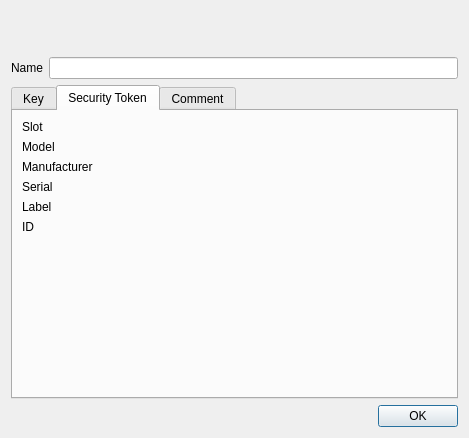
The window that ui/KeyDetail.ui (chris2511/xca) describes before a commit, drawn with Qt 5.
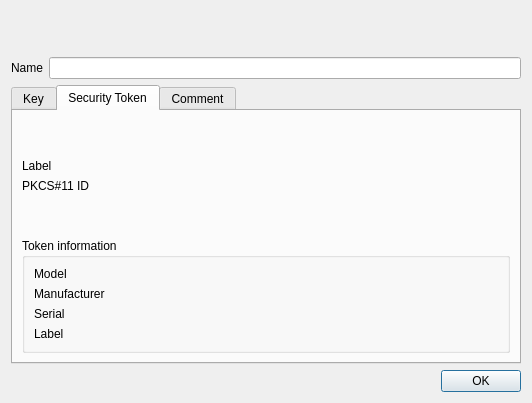
The same window after the commit. The open tabs and pages were chosen to show the change. Custom widgets are drawn as their Qt base class.

Commit message: Improve display of token information

The edit to the form file:
```diff
--- a/ui/KeyDetail.ui
+++ b/ui/KeyDetail.ui
@@ -6,8 +6,8 @@
    <rect>
     <x>0</x>
     <y>0</y>
-    <width>469</width>
-    <height>438</height>
+    <width>532</width>
+    <height>403</height>
    </rect>
   </property>
   <layout class="QVBoxLayout" name="verticalLayout_4">
@@ -219,11 +219,26 @@
       <attribute name="title">
        <string>Security Token</string>
       </attribute>
-      <layout class="QFormLayout" name="formLayout">
+      <layout class="QVBoxLayout" name="verticalLayout_5">
+       <item>
+        <spacer name="verticalSpacer_2">
+         <property name="orientation">
+          <enum>Qt::Vertical</enum>
+         </property>
+         <property name="sizeHint" stdset="0">
+          <size>
+           <width>20</width>
+           <height>33</height>
+          </size>
+         </property>
+        </spacer>
+       </item>
+       <item>
+        <layout class="QFormLayout" name="formLayout_2">
        <item row="0" column="0">
         <widget class="QLabel" name="label_5">
          <property name="text">
-          <string>Slot</string>
+            <string>Label</string>
          </property>
         </widget>
        </item>
@@ -231,59 +246,83 @@
         <widget class="CopyLabel" name="slotLabel"/>
        </item>
        <item row="1" column="0">
+          <widget class="QLabel" name="label_6">
+           <property name="text">
+            <string>PKCS#11 ID</string>
+           </property>
+          </widget>
+         </item>
+         <item row="1" column="1">
+          <widget class="CopyLabel" name="cardId"/>
+         </item>
+        </layout>
+       </item>
+       <item>
+        <spacer name="verticalSpacer">
+         <property name="orientation">
+          <enum>Qt::Vertical</enum>
+         </property>
+         <property name="sizeHint" stdset="0">
+          <size>
+           <width>20</width>
+           <height>32</height>
+          </size>
+         </property>
+        </spacer>
+       </item>
+       <item>
+        <widget class="QGroupBox" name="groupBox">
+         <property name="title">
+          <string>Token information</string>
+         </property>
+         <layout class="QFormLayout" name="formLayout">
+          <item row="0" column="0">
         <widget class="QLabel" name="label_3">
          <property name="text">
           <string>Model</string>
          </property>
         </widget>
        </item>
-       <item row="1" column="1">
+          <item row="0" column="1">
         <widget class="CopyLabel" name="cardModel"/>
        </item>
-       <item row="2" column="0">
+          <item row="1" column="0">
         <widget class="QLabel" name="label">
          <property name="text">
           <string>Manufacturer</string>
          </property>
         </widget>
        </item>
-       <item row="2" column="1">
+          <item row="1" column="1">
         <widget class="CopyLabel" name="cardManufacturer"/>
        </item>
-       <item row="3" column="0">
+          <item row="2" column="0">
         <widget class="QLabel" name="label_2">
          <property name="text">
           <string>Serial</string>
          </property>
         </widget>
        </item>
-       <item row="3" column="1">
+          <item row="2" column="1">
         <widget class="CopyLabel" name="cardSerial"/>
        </item>
-       <item row="4" column="0">
+          <item row="3" column="0">
         <widget class="QLabel" name="label_4">
          <property name="text">
           <string>Label</string>
          </property>
         </widget>
        </item>
-       <item row="4" column="1">
+          <item row="3" column="1">
         <widget class="CopyLabel" name="cardLabel">
          <property name="text">
           <string/>
          </property>
         </widget>
        </item>
-       <item row="5" column="0">
-        <widget class="QLabel" name="label_6">
-         <property name="text">
-          <string>ID</string>
-         </property>
+         </layout>
         </widget>
        </item>
-       <item row="5" column="1">
-        <widget class="CopyLabel" name="cardId"/>
-       </item>
       </layout>
      </widget>
      <widget class="QWidget" name="commenttab">
```
Left out of the diff: 2 changed lines with no effect on the pictures. Lines whose indentation alone changed are shown as unchanged.
